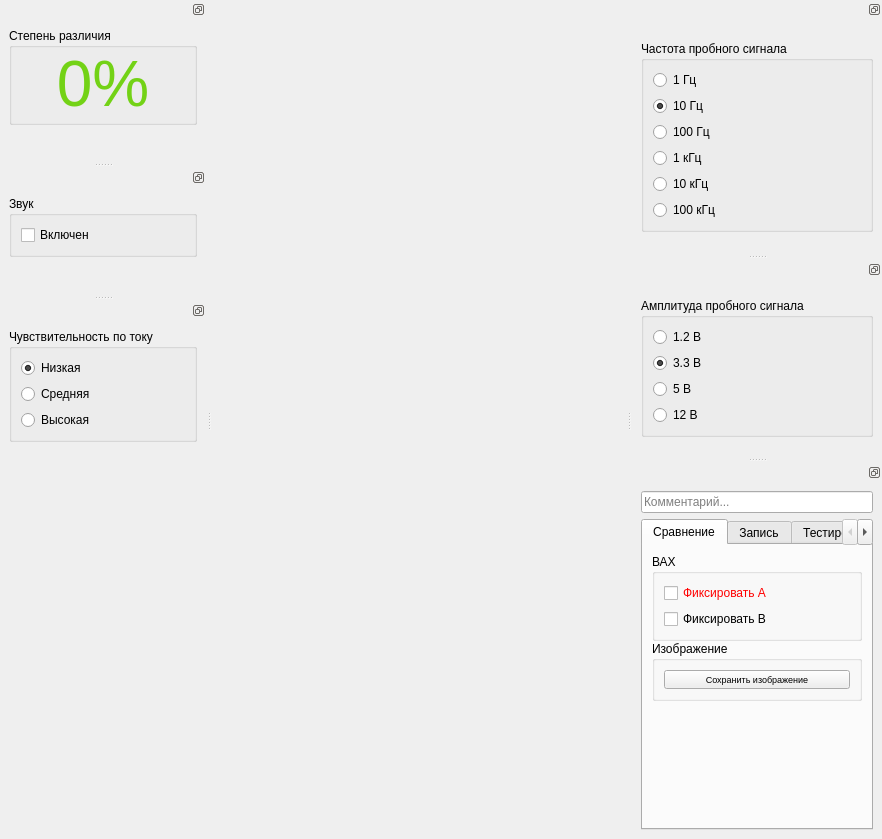
Qt form gui/mainwindow.ui (EPC-MSU/EPLab) before a commit.
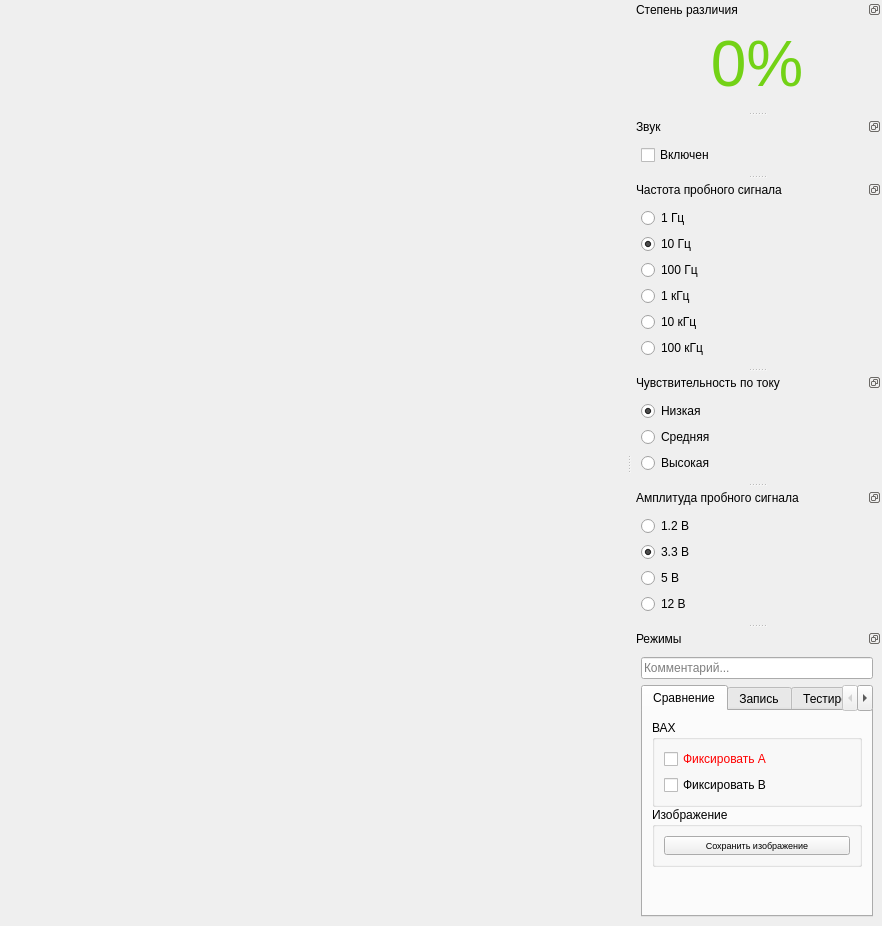
The same form after that commit.

Patch:
```diff
--- a/gui/mainwindow.ui
+++ b/gui/mainwindow.ui
@@ -30,39 +30,15 @@
    <property name="features">
     <set>QDockWidget::DockWidgetFloatable|QDockWidget::DockWidgetMovable</set>
    </property>
+   <property name="windowTitle">
+    <string>Степень различия</string>
+   </property>
    <attribute name="dockWidgetArea">
-    <number>1</number>
+    <number>2</number>
    </attribute>
    <widget class="QWidget" name="dockWidgetContents">
     <layout class="QVBoxLayout" name="verticalLayout_5">
      <item>
-      <widget class="QGroupBox" name="score_group_box">
-       <property name="sizePolicy">
-        <sizepolicy hsizetype="Preferred" vsizetype="Fixed">
-         <horstretch>0</horstretch>
-         <verstretch>0</verstretch>
-        </sizepolicy>
-       </property>
-       <property name="title">
-        <string>Степень различия</string>
-       </property>
-       <layout class="QVBoxLayout" name="score_group_box_layout">
-        <property name="spacing">
-         <number>0</number>
-        </property>
-        <property name="leftMargin">
-         <number>0</number>
-        </property>
-        <property name="topMargin">
-         <number>0</number>
-        </property>
-        <property name="rightMargin">
-         <number>0</number>
-        </property>
-        <property name="bottomMargin">
-         <number>0</number>
-        </property>
-        <item>
          <widget class="QLabel" name="score_label">
           <property name="minimumSize">
            <size>
@@ -87,9 +63,6 @@
           </property>
          </widget>
         </item>
-       </layout>
-      </widget>
-     </item>
      <item>
       <spacer name="verticalSpacer_7">
        <property name="orientation">
@@ -122,24 +95,15 @@
    <property name="features">
     <set>QDockWidget::DockWidgetFloatable|QDockWidget::DockWidgetMovable</set>
    </property>
+   <property name="windowTitle">
+    <string>Звук</string>
+   </property>
    <attribute name="dockWidgetArea">
-    <number>1</number>
+    <number>2</number>
    </attribute>
    <widget class="QWidget" name="dockWidgetContents_2">
     <layout class="QVBoxLayout" name="verticalLayout_6">
      <item>
-      <widget class="QGroupBox" name="sound_group_box">
-       <property name="sizePolicy">
-        <sizepolicy hsizetype="Preferred" vsizetype="Fixed">
-         <horstretch>0</horstretch>
-         <verstretch>0</verstretch>
-        </sizepolicy>
-       </property>
-       <property name="title">
-        <string>Звук</string>
-       </property>
-       <layout class="QVBoxLayout" name="sound_group_box_layout">
-        <item>
          <widget class="QCheckBox" name="sound_enabled_checkbox">
           <property name="autoFillBackground">
            <bool>false</bool>
@@ -155,9 +119,6 @@
           </property>
          </widget>
         </item>
-       </layout>
-      </widget>
-     </item>
      <item>
       <spacer name="verticalSpacer_5">
        <property name="orientation">
@@ -178,24 +139,15 @@
    <property name="features">
     <set>QDockWidget::DockWidgetFloatable|QDockWidget::DockWidgetMovable</set>
    </property>
+   <property name="windowTitle">
+    <string>Частота пробного сигнала</string>
+   </property>
    <attribute name="dockWidgetArea">
     <number>2</number>
    </attribute>
    <widget class="QWidget" name="dockWidgetContents_3">
     <layout class="QVBoxLayout" name="verticalLayout_7">
      <item>
-      <widget class="QGroupBox" name="frequency_group_box">
-       <property name="sizePolicy">
-        <sizepolicy hsizetype="Preferred" vsizetype="Fixed">
-         <horstretch>0</horstretch>
-         <verstretch>0</verstretch>
-        </sizepolicy>
-       </property>
-       <property name="title">
-        <string>Частота пробного сигнала</string>
-       </property>
-       <layout class="QVBoxLayout" name="frequency_group_box_layout">
-        <item>
          <widget class="QRadioButton" name="frequency_1hz_radio_button">
           <property name="enabled">
            <bool>true</bool>
@@ -248,9 +200,6 @@
         </item>
        </layout>
       </widget>
-     </item>
-    </layout>
-   </widget>
   </widget>
   <widget class="QDockWidget" name="currentDock">
    <property name="sizePolicy">
@@ -262,24 +211,15 @@
    <property name="features">
     <set>QDockWidget::DockWidgetFloatable|QDockWidget::DockWidgetMovable</set>
    </property>
+   <property name="windowTitle">
+    <string>Чувствительность по току</string>
+   </property>
    <attribute name="dockWidgetArea">
-    <number>1</number>
+    <number>2</number>
    </attribute>
    <widget class="QWidget" name="dockWidgetContents_4">
     <layout class="QVBoxLayout" name="verticalLayout_8">
      <item>
-      <widget class="QGroupBox" name="current_group_box">
-       <property name="sizePolicy">
-        <sizepolicy hsizetype="MinimumExpanding" vsizetype="Fixed">
-         <horstretch>1</horstretch>
-         <verstretch>0</verstretch>
-        </sizepolicy>
-       </property>
-       <property name="title">
-        <string>Чувствительность по току</string>
-       </property>
-       <layout class="QVBoxLayout" name="current_group_box_layout">
-        <item>
          <widget class="QRadioButton" name="sens_low_radio_button">
           <property name="text">
            <string>Низкая</string>
@@ -303,9 +243,6 @@
           </property>
          </widget>
         </item>
-       </layout>
-      </widget>
-     </item>
      <item>
       <spacer name="verticalSpacer_6">
        <property name="orientation">
@@ -326,24 +263,15 @@
    <property name="features">
     <set>QDockWidget::DockWidgetFloatable|QDockWidget::DockWidgetMovable</set>
    </property>
+   <property name="windowTitle">
+    <string>Амплитуда пробного сигнала</string>
+   </property>
    <attribute name="dockWidgetArea">
     <number>2</number>
    </attribute>
    <widget class="QWidget" name="dockWidgetContents_5">
     <layout class="QVBoxLayout" name="verticalLayout_9">
      <item>
-      <widget class="QGroupBox" name="voltage_group_box">
-       <property name="sizePolicy">
-        <sizepolicy hsizetype="Preferred" vsizetype="Fixed">
-         <horstretch>0</horstretch>
-         <verstretch>0</verstretch>
-        </sizepolicy>
-       </property>
-       <property name="title">
-        <string>Амплитуда пробного сигнала</string>
-       </property>
-       <layout class="QVBoxLayout" name="voltage_group_box_layout">
-        <item>
          <widget class="QRadioButton" name="voltage_1_2v_radio_button">
           <property name="text">
            <string>1.2 В</string>
@@ -376,14 +304,14 @@
         </item>
        </layout>
       </widget>
-     </item>
-    </layout>
-   </widget>
   </widget>
   <widget class="QDockWidget" name="planDock">
    <property name="features">
     <set>QDockWidget::DockWidgetFloatable|QDockWidget::DockWidgetMovable</set>
    </property>
+   <property name="windowTitle">
+    <string>Режимы</string>
+   </property>
    <attribute name="dockWidgetArea">
     <number>2</number>
    </attribute>
```
Lines whose indentation alone changed are shown as unchanged.
